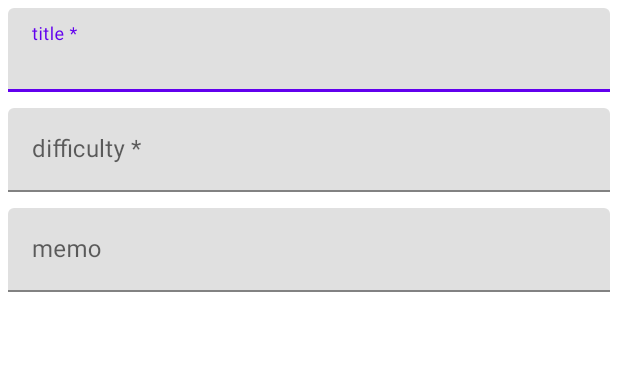
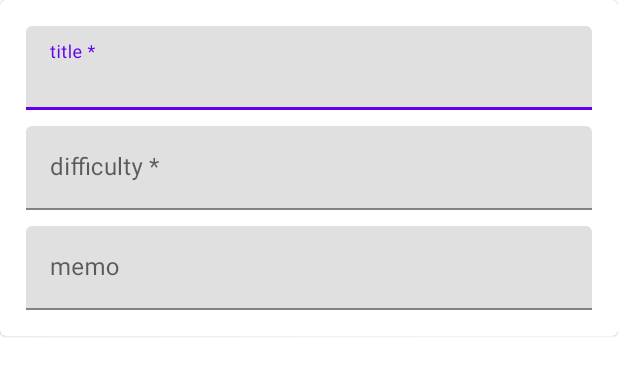
Before and after one commit to eanby00/TODOLIST_TensorFlow, an Android app: the layout tododialog.xml on its own in the app's theme, with its tools: preview values and no code run, on a phone screen of 412 x 824 dp. Shown: the top 376 px of the screen. Run offline under Robolectric (Android 15) with nearby library versions, the phone set to English and light mode, and no system bars.

Commit message:
0728 change cards design

```diff
--- a/app/src/main/java/com/todo/todolist/MainActivity.java
+++ b/app/src/main/java/com/todo/todolist/MainActivity.java
@@ -28,19 +28,13 @@ import java.util.Vector;
 
 public class MainActivity extends AppCompatActivity {
 
-//    TextView difEasy, achLow;
-//    Double dif_easy = 50.0;
-//    Double ach_low = 50.0;
-
 
 
     @Override
     protected void onCreate(Bundle savedInstanceState) {
         super.onCreate(savedInstanceState);
         setContentView(R.layout.activity_main);
-        setTitle("TODO LIST (정준성)");
-
-//        setDifAch();
+        setTitle("TODO LIST");
 
         // 달력 구성
         HashSet<Date> events = new HashSet<Date>();
@@ -69,70 +63,6 @@ public class MainActivity extends AppCompatActivity {
         });
 
     }
-
-
-
-//    @Override
-//    protected void onRestart() {
-//        super.onRestart();
-//        setDifAch();
-//    }
-
-//    public void setDifAch() {
-//        // 계획 난이도 기준 설정
-//        // TODO LIST의 난이도와 달성률 로드
-//        Vector <Double> difArray = new Vector<Double>();
-//        Vector <Double> achArray = new Vector<Double>();
-//        try{
-//            FileInputStream inFsNum = openFileInput("data.txt");
-//            byte[] txtNum = new byte[inFsNum.available()];
-//            inFsNum.read(txtNum);
-//            inFsNum.close();
-//            String str = new String(txtNum);
-//            Vector<String> tempNum = new Vector<String>(Arrays.asList(str.split("\n")));
-//            for(String row : tempNum) {
-//                if (row != null || row != "") {
-//                    String[] rows = row.split(",");
-//                    if (rows.length == 3 && Double.parseDouble(rows[1]) > 0) {
-//                        difArray.add(Double.parseDouble(rows[1]));
-//                        achArray.add(Double.parseDouble(rows[2])/ Double.parseDouble(rows[1])* 100);
-//                    }
-//                }
-//            }
-//            Double sumDif = 0.0;
-//            for (Double tempDif : difArray) {
-//                sumDif += tempDif;
-//            }
-//            dif_easy = Double.valueOf(String.format("%.2f", sumDif / difArray.size()));
-//
-//            Double sumAch = 0.0;
-//            for (Double tempAch : achArray) {
-//                sumAch += tempAch;
-//            }
-//            ach_low = Double.valueOf(String.format("%.2f", sumAch / achArray.size()));
-//
-//        } catch (IOException e) {
-//            try {
-//                // 최초 실행시 파일 초기화
-//                FileOutputStream outFs = openFileOutput("data.txt", Context.MODE_PRIVATE);
-//                String result = "";
-//                outFs.write(result.getBytes());
-//                outFs.close();
-//            } catch(IOException e2) {
-//
-//            }
-//
-//        }
-//
-//        difEasy = (TextView) findViewById(R.id.difEasy);
-//        difEasy.setText(Double.toString(dif_easy));
-//
-//
-//        // 계획 달성률 기준 설정
-//
-//        achLow = (TextView) findViewById(R.id.achLow);
-//        achLow.setText(Double.toString(ach_low));
-//    }
 
     @Override
     public boolean onCreateOptionsMenu(Menu menu) {
--- a/app/src/main/res/layout/tododialog.xml
+++ b/app/src/main/res/layout/tododialog.xml
@@ -6,6 +6,11 @@
     android:layout_height="match_parent"
     >
 
+    <com.google.android.material.card.MaterialCardView
+        android:id="@+id/card"
+        android:layout_width="match_parent"
+        android:layout_height="wrap_content">
+
         <ScrollView
             android:layout_width="match_parent"
             android:layout_height="match_parent">
@@ -13,7 +18,9 @@
             <LinearLayout
                 android:layout_width="match_parent"
                 android:layout_height="match_parent"
-            android:orientation="vertical">
+                android:orientation="vertical"
+                android:layout_margin="8dp"
+                android:padding="4dp">
 
                 <com.google.android.material.textfield.TextInputLayout
                     android:layout_width="match_parent"
@@ -60,6 +67,9 @@
 
         </ScrollView>
 
+    </com.google.android.material.card.MaterialCardView>
+
+
 
 
 
```
Also changed, not shown: 1 other file. Lines whose indentation alone changed are shown as unchanged.
